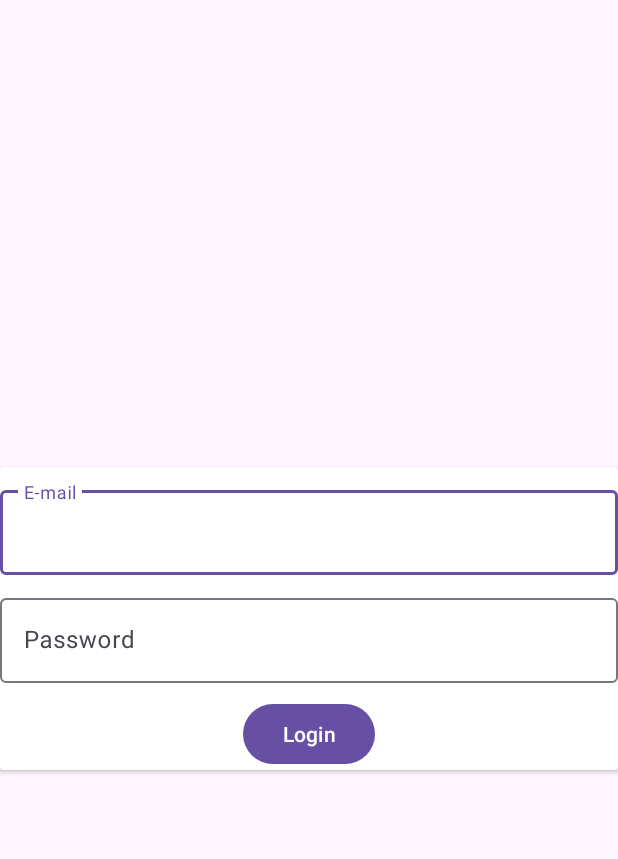
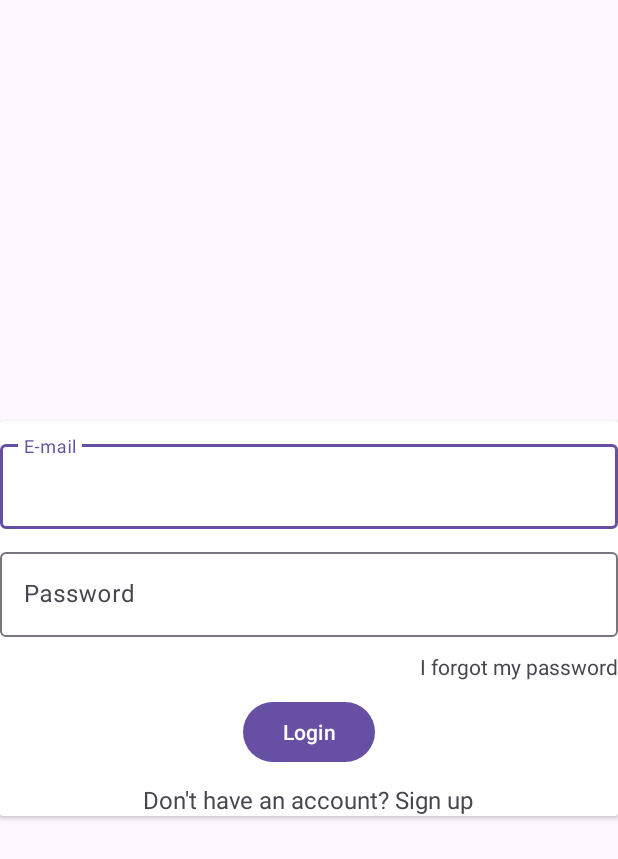
Before and after one commit to selmancevik98/Private_Social_App, an Android app: the LoginActivity screen opened directly, with no data from a screen before it, on a phone screen of 412 x 824 dp. Shown: the top 859 px of the screen. Run offline under Robolectric (Android 15) with nearby library versions, the phone set to English and light mode, and no system bars.

Commit message:
Development stage

```diff
--- a/app/src/main/AndroidManifest.xml
+++ b/app/src/main/AndroidManifest.xml
@@ -13,6 +13,9 @@
         android:theme="@style/Theme.Private_Social_App"
         tools:targetApi="31">
         <activity
+            android:name=".SignupActivity"
+            android:exported="false" />
+        <activity
             android:name=".LoginActivity"
             android:exported="false" />
         <activity
--- a/app/src/main/java/com/hebun/private_social_app/LoginActivity.java
+++ b/app/src/main/java/com/hebun/private_social_app/LoginActivity.java
@@ -1,6 +1,8 @@
 package com.hebun.private_social_app;
 
 import android.os.Bundle;
+import android.widget.Button;
+import android.widget.TextView;
 
 import androidx.activity.EdgeToEdge;
 import androidx.appcompat.app.AppCompatActivity;
@@ -8,7 +10,12 @@ import androidx.core.graphics.Insets;
 import androidx.core.view.ViewCompat;
 import androidx.core.view.WindowInsetsCompat;
 
+import com.google.android.material.textfield.TextInputEditText;
+
 public class LoginActivity extends AppCompatActivity {
+    TextInputEditText login_mail_edittext, login_password_edittext;
+    TextView login_forgot_password, login_signup_redirect;
+    Button login_btn;
 
     @Override
     protected void onCreate(Bundle savedInstanceState) {
@@ -20,5 +27,15 @@ public class LoginActivity extends AppCompatActivity {
             v.setPadding(systemBars.left, systemBars.top, systemBars.right, systemBars.bottom);
             return insets;
         });
+
+        definitions();
+    }
+
+    private void definitions() {
+        login_mail_edittext = findViewById(R.id.login_mail_edittext);
+        login_password_edittext = findViewById(R.id.login_password_edittext);
+        login_forgot_password = findViewById(R.id.login_forgot_password);
+        login_signup_redirect = findViewById(R.id.login_signup_redirect);
+        login_btn = findViewById(R.id.login_btn);
     }
 }
--- a/app/src/main/res/layout/activity_login.xml
+++ b/app/src/main/res/layout/activity_login.xml
@@ -22,13 +22,13 @@
 
 
             <com.google.android.material.textfield.TextInputLayout
-                android:id="@+id/login_mail_edittext"
                 android:layout_width="match_parent"
                 android:hint="E-mail"
                 android:layout_marginTop="10dp"
                 android:layout_height="wrap_content">
 
                 <com.google.android.material.textfield.TextInputEditText
+                    android:id="@+id/login_mail_edittext"
                     android:layout_width="match_parent"
                     android:layout_height="wrap_content"/>
 
@@ -36,26 +36,43 @@
 
 
             <com.google.android.material.textfield.TextInputLayout
-                android:id="@+id/login_password_edittext"
                 android:layout_width="match_parent"
                 android:hint="Password"
                 android:layout_marginTop="10dp"
                 android:layout_height="wrap_content">
 
                 <com.google.android.material.textfield.TextInputEditText
+                    android:id="@+id/login_password_edittext"
                     android:layout_width="match_parent"
                     android:layout_height="wrap_content"/>
 
             </com.google.android.material.textfield.TextInputLayout>
 
 
+            <TextView
+                android:id="@+id/login_forgot_password"
+                android:layout_width="wrap_content"
+                android:layout_height="wrap_content"
+                android:text="I forgot my password"
+                android:layout_gravity="end"
+                android:layout_marginTop="10dp"/>
+
             <Button
+                android:id="@+id/login_btn"
                 android:layout_width="wrap_content"
                 android:layout_height="wrap_content"
                 android:layout_gravity="center"
                 android:layout_marginTop="10dp"
                 android:text="Login"/>
 
+            <TextView
+                android:id="@+id/login_signup_redirect"
+                android:layout_width="wrap_content"
+                android:layout_height="wrap_content"
+                android:text="Don't have an account? Sign up"
+                android:layout_gravity="center"
+                android:textSize="16sp"
+                android:layout_marginTop="10dp"/>
 
         </LinearLayout>
 
```
Also changed, not shown: app/src/main/java/com/hebun/private_social_app/SignupActivity.java (added, +24 -0 lines), app/src/main/res/layout/activity_signup.xml (added, +10 -0 lines).
